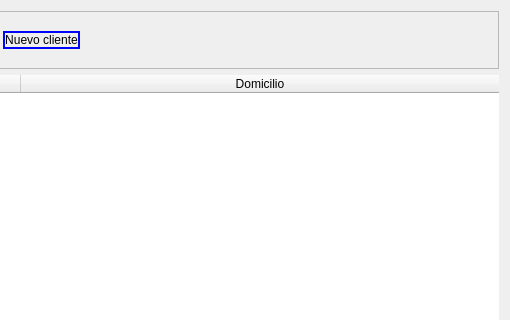
This is resources/ui/client_tab.ui in Julian2455/beatmat as Qt 5 draws it before an edit; both pictures show x 190 to 700 and y 0 to 320 of the 700 by 500 pixel window. The edited form follows.
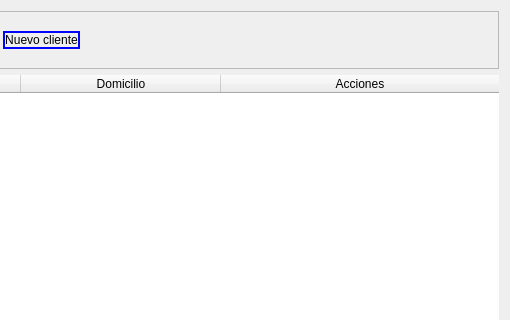
This is the edited form. Icons and pictures are not drawn.

Commit message: agregue campo de accion

The edit to the form file:
```diff
--- a/resources/ui/client_tab.ui
+++ b/resources/ui/client_tab.ui
@@ -184,6 +184,11 @@
        <string>Domicilio</string>
       </property>
      </column>
+     <column>
+      <property name="text">
+       <string>Acciones</string>
+      </property>
+     </column>
     </widget>
    </item>
    <item>
```
The commit also changes 2 other files.
